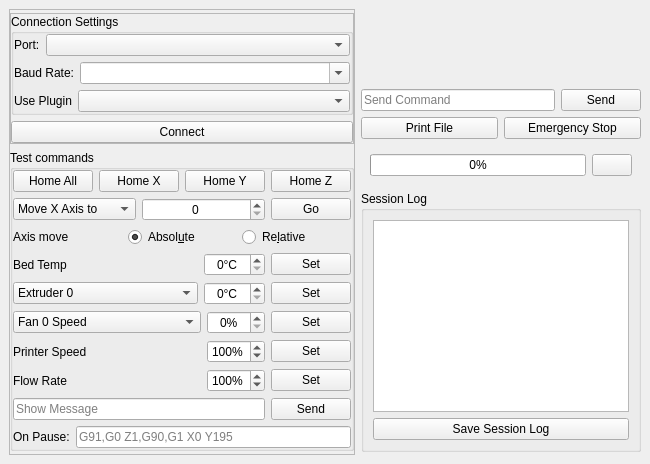
First picture: the form in testclient/mainwindow.ui, repository KDE/atcore, before the edit.
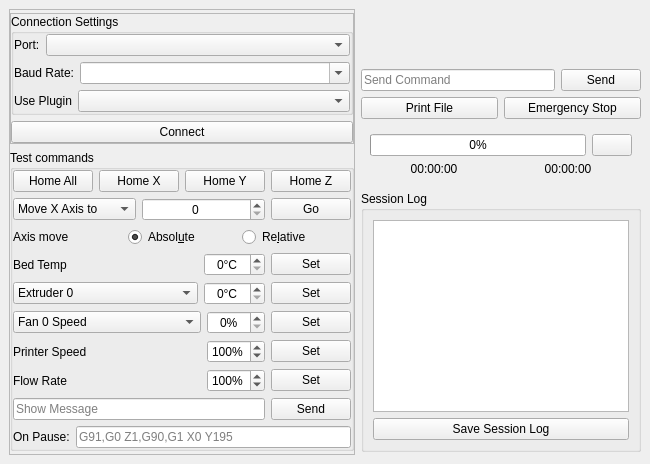
Second picture: the form after the edit. Icons and pictures are not drawn. Custom widgets are drawn as their Qt base class.

Commit message: D4468 updated and remaining time math changed slightly

Patch:
```diff
--- a/testclient/mainwindow.ui
+++ b/testclient/mainwindow.ui
@@ -675,7 +675,9 @@
        </item>
        <item>
         <widget class="QWidget" name="printLayout" native="true">
-         <layout class="QHBoxLayout" name="horizontalLayout_16">
+         <layout class="QVBoxLayout" name="verticalLayout_7">
+          <item>
+           <layout class="QHBoxLayout" name="horizontalLayout_19">
           <item>
            <widget class="QProgressBar" name="printingProgress">
             <property name="enabled">
@@ -699,6 +701,32 @@
               <normaloff>.</normaloff>.</iconset>
             </property>
            </widget>
+            </item>
+           </layout>
+          </item>
+          <item>
+           <layout class="QHBoxLayout" name="horizontalLayout_18">
+            <item>
+             <widget class="QLabel" name="time">
+              <property name="text">
+               <string>00:00:00</string>
+              </property>
+              <property name="alignment">
+               <set>Qt::AlignCenter</set>
+              </property>
+             </widget>
+            </item>
+            <item>
+             <widget class="QLabel" name="timeLeft">
+              <property name="text">
+               <string>00:00:00</string>
+              </property>
+              <property name="alignment">
+               <set>Qt::AlignCenter</set>
+              </property>
+             </widget>
+            </item>
+           </layout>
           </item>
          </layout>
         </widget>
```
Lines whose indentation alone changed are shown as unchanged. The commit also changes 5 other files.
